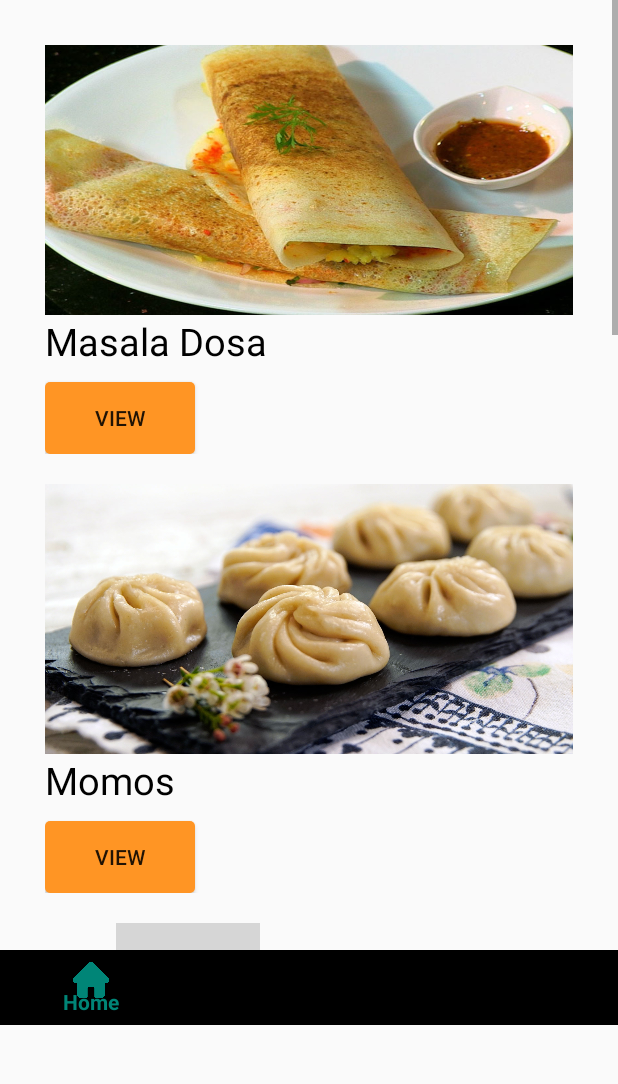
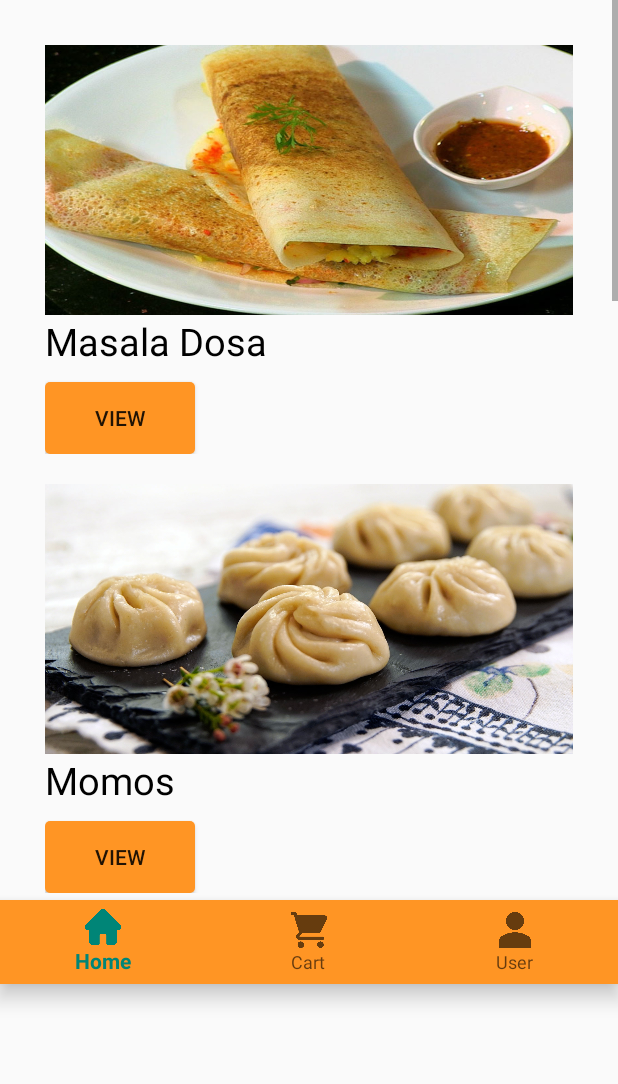
Before and after one commit to Byte-Packet/ChefUp, an Android app: the Menu screen opened directly, with no data from a screen before it, on a phone screen of 412 x 824 dp, the part 75-1159 px from its top. Run offline under Robolectric (Android 15) with nearby library versions, the phone set to English and light mode, and no system bars; grey boxes are pictures that could not be loaded.

Commit message:
Adding Botom Navigation

```diff
--- a/app/src/main/res/layout/activity_menu.xml
+++ b/app/src/main/res/layout/activity_menu.xml
@@ -14,7 +14,6 @@
         app:layout_constraintEnd_toEndOf="parent"
         app:layout_constraintStart_toStartOf="parent"
         app:layout_constraintTop_toTopOf="parent">
-        //Contains Navigation Bar
 
         <LinearLayout
             android:layout_width="match_parent"
@@ -41,11 +40,11 @@
 
         <LinearLayout
             android:layout_width="wrap_content"
-            android:layout_height="wrap_content">
+            android:layout_height="600dp">
 
             <ScrollView
                 android:layout_width="match_parent"
-                android:layout_height="633dp">
+                android:layout_height="match_parent">
 
                 <LinearLayout
                     android:layout_width="match_parent"
@@ -212,19 +211,12 @@
             </ScrollView>
         </LinearLayout>
 
-        <LinearLayout
-            android:layout_width="match_parent"
-            android:layout_height="50dp"
-            android:layout_gravity="bottom"
-            android:background="@drawable/navigation">
-
             <com.google.android.material.bottomnavigation.BottomNavigationView
                 android:layout_width="match_parent"
-                android:layout_height="match_parent"
+                android:layout_height="wrap_content"
                 app:menu="@menu/bottom_nav"
+                android:background="@drawable/navigation"
+                android:layout_gravity="bottom"
                 />
-
-
-        </LinearLayout>
     </LinearLayout>
 </androidx.constraintlayout.widget.ConstraintLayout>
--- a/app/src/main/res/menu/bottom_nav.xml
+++ b/app/src/main/res/menu/bottom_nav.xml
@@ -1,12 +1,9 @@
 <?xml version="1.0" encoding="utf-8"?>
 <menu xmlns:android="http://schemas.android.com/apk/res/android">
     <item android:title="Home"
-        android:icon="@drawable/home"
-        />
+        android:icon="@drawable/home"/>
     <item android:title="Cart"
         android:icon="@drawable/shopping_cart"/>
-    <item android:title="Delivery"
-        android:icon="@drawable/pin"/>
     <item android:title="User"
         android:icon="@drawable/user"/>
 </menu>
--- a/app/src/main/res/mipmap-anydpi-v26/ic_launcher.xml
+++ b/app/src/main/res/mipmap-anydpi-v26/ic_launcher.xml
@@ -1,5 +1,5 @@
 <?xml version="1.0" encoding="utf-8"?>
 <adaptive-icon xmlns:android="http://schemas.android.com/apk/res/android">
     <background android:drawable="@drawable/ic_launcher_background"/>
-    <foreground android:drawable="@mipmap/home_icon"/>
+    <foreground android:drawable="@mipmap/ic_launcher_foreground"/>
 </adaptive-icon>
--- a/app/src/main/res/mipmap-anydpi-v26/ic_launcher_round.xml
+++ b/app/src/main/res/mipmap-anydpi-v26/ic_launcher_round.xml
@@ -1,5 +1,5 @@
 <?xml version="1.0" encoding="utf-8"?>
 <adaptive-icon xmlns:android="http://schemas.android.com/apk/res/android">
     <background android:drawable="@drawable/ic_launcher_background"/>
-    <foreground android:drawable="@mipmap/home_icon"/>
+    <foreground android:drawable="@mipmap/ic_launcher_foreground"/>
 </adaptive-icon>
```
Also changed, not shown: app/src/main/res/mipmap-hdpi/ic_launcher.png, app/src/main/res/mipmap-hdpi/ic_launcher_foreground.png, app/src/main/res/mipmap-hdpi/ic_launcher_round.png, app/src/main/res/mipmap-mdpi/ic_launcher.png, app/src/main/res/mipmap-mdpi/ic_launcher_foreground.png, app/src/main/res/mipmap-mdpi/ic_launcher_round.png, app/src/main/res/mipmap-xhdpi/ic_launcher.png, app/src/main/res/mipmap-xhdpi/ic_launcher_foreground.png, app/src/main/res/mipmap-xhdpi/ic_launcher_round.png, app/src/main/res/mipmap-xxhdpi/ic_launcher.png, app/src/main/res/mipmap-xxhdpi/ic_launcher_foreground.png, app/src/main/res/mipmap-xxhdpi/ic_launcher_round.png, app/src/main/res/mipmap-xxxhdpi/ic_launcher.png, app/src/main/res/mipmap-xxxhdpi/ic_launcher_foreground.png, 1 more files.
